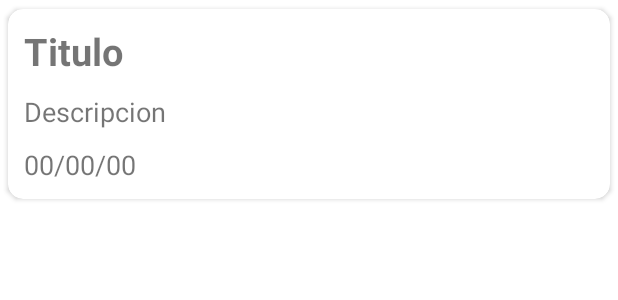
After one commit to gonzalezlfran/Aplicacion_Agenda_Android, an Android app: the layout item_nota.xml on its own in the app's theme, with its tools: preview values and no code run, on a phone screen of 412 x 824 dp. The commit adds this screen. Shown: the top 300 px of the screen. Run offline under Robolectric (Android 15) with nearby library versions, the phone set to English and light mode, and no system bars.

Commit message:
Listado de notas (Realizado anteriormente pero quedó sin pushear)

```diff
--- a/app/build.gradle
+++ b/app/build.gradle
@@ -42,6 +42,8 @@ dependencies {
     androidTestImplementation 'androidx.test.ext:junit:1.1.3'
     androidTestImplementation 'androidx.test.espresso:espresso-core:3.4.0'
 
+    //para listado (implementacion para UI de la Real time data base)
+    implementation 'com.firebaseui:firebase-ui-database:8.0.0';
     //Integración Firebase
     implementation platform('com.google.firebase:firebase-bom:29.1.0')
     implementation 'com.google.firebase:firebase-analytics'
--- /dev/null
+++ b/app/src/main/res/layout/item_nota.xml
@@ -0,0 +1,84 @@
+<?xml version="1.0" encoding="utf-8"?>
+<androidx.cardview.widget.CardView android:clickable="true"
+    android:focusable="true"
+    android:foreground="?android:attr/selectableItemBackground"
+
+    xmlns:android="http://schemas.android.com/apk/res/android"
+    android:layout_width="match_parent"
+    android:layout_height="wrap_content"
+    app:cardUseCompatPadding="true"
+    android:padding="0.2dp"
+    app:cardCornerRadius="10dp"
+    xmlns:app="http://schemas.android.com/apk/res-auto">
+
+    <androidx.appcompat.widget.LinearLayoutCompat
+        android:layout_width="match_parent"
+        android:layout_height="wrap_content"
+        android:orientation="vertical"
+        android:padding="5dp">
+
+        <TextView
+            android:id="@+id/Id_nota_Item"
+            android:text="@string/Id_nota_Item"
+            android:layout_width="match_parent"
+            android:layout_height="wrap_content"
+            android:padding="5dp"
+            android:visibility="gone"/>
+        <TextView
+            android:id="@+id/Uid_Usuario_Item"
+            android:text="@string/Uid_Usuario_Item"
+            android:layout_width="match_parent"
+            android:layout_height="wrap_content"
+            android:padding="5dp"
+            android:visibility="gone"/>
+        <TextView
+            android:id="@+id/Correo_Usuario_Item"
+            android:text="@string/Correo_Usuario_Item"
+            android:layout_width="match_parent"
+            android:layout_height="wrap_content"
+            android:padding="5dp"
+            android:visibility="gone"/>
+
+        <TextView
+            android:id="@+id/Fecha_Hora_Actual_Item"
+            android:text="@string/Fecha_Hora_Actual_Item"
+            android:layout_width="match_parent"
+            android:layout_height="wrap_content"
+            android:padding="5dp"
+            android:visibility="gone"/>
+        <TextView
+            android:id="@+id/Titulo_Item"
+            android:text="@string/Titulo_Item"
+            android:layout_width="match_parent"
+            android:layout_height="wrap_content"
+            android:padding="5dp"
+            android:textSize="25sp"
+            android:textStyle="bold"/>
+
+        <TextView
+            android:id="@+id/Descripcion_Item"
+            android:text="@string/Descripcion_Item"
+            android:layout_width="match_parent"
+            android:layout_height="wrap_content"
+            android:padding="5dp"
+            android:textSize="18sp"/>
+        <TextView
+            android:id="@+id/Fecha_Item"
+            android:text="@string/Fecha_Item"
+            android:layout_width="match_parent"
+            android:layout_height="wrap_content"
+            android:padding="5dp"
+            android:textSize="18sp"/>
+        <TextView
+            android:id="@+id/Estado_Item"
+            android:text="@string/Estado_Item"
+            android:layout_width="match_parent"
+            android:layout_height="wrap_content"
+            android:padding="5dp"
+            android:visibility="gone"/>
+
+
+
+    </androidx.appcompat.widget.LinearLayoutCompat>
+
+</androidx.cardview.widget.CardView>
--- a/app/src/main/res/values/strings.xml
+++ b/app/src/main/res/values/strings.xml
@@ -47,4 +47,17 @@
 
 
 
+    <!--Listar Notas-->
+
+    <string name="Id_nota_Item">Id nota</string>
+    <string name="Uid_Usuario_Item">Uid del Usuario</string>
+    <string name="Correo_Usuario_Item">Correo del Usuario</string>
+    <string name="Fecha_Hora_Actual_Item">Fecha y hora actual</string>
+    <string name="Titulo_Item">Titulo</string>
+    <string name="Boton_Calendario_Item">Calendario</string>
+    <string name="Descripcion_Item">Descripcion</string>
+    <string name="Fecha_Item">00/00/00</string>
+    <string name="Estado_Item">No finalizado</string>
+    <string name="Boton_GuardarNota_BD_Item">Guardar</string>
+
 </resources>
```
Also changed, not shown: app/src/main/java/com/franciscogonzalez_agenda_online/ListarNotas/Listar_Notas.java (+96 -2 lines), app/src/main/java/com/franciscogonzalez_agenda_online/Objetos/Nota.java (+5 -5 lines), app/src/main/java/com/franciscogonzalez_agenda_online/ViewHolder/ViewHolder_Nota.java (added, +83 -0 lines), app/src/main/res/layout/activity_listar_notas.xml (+10 -2 lines).
